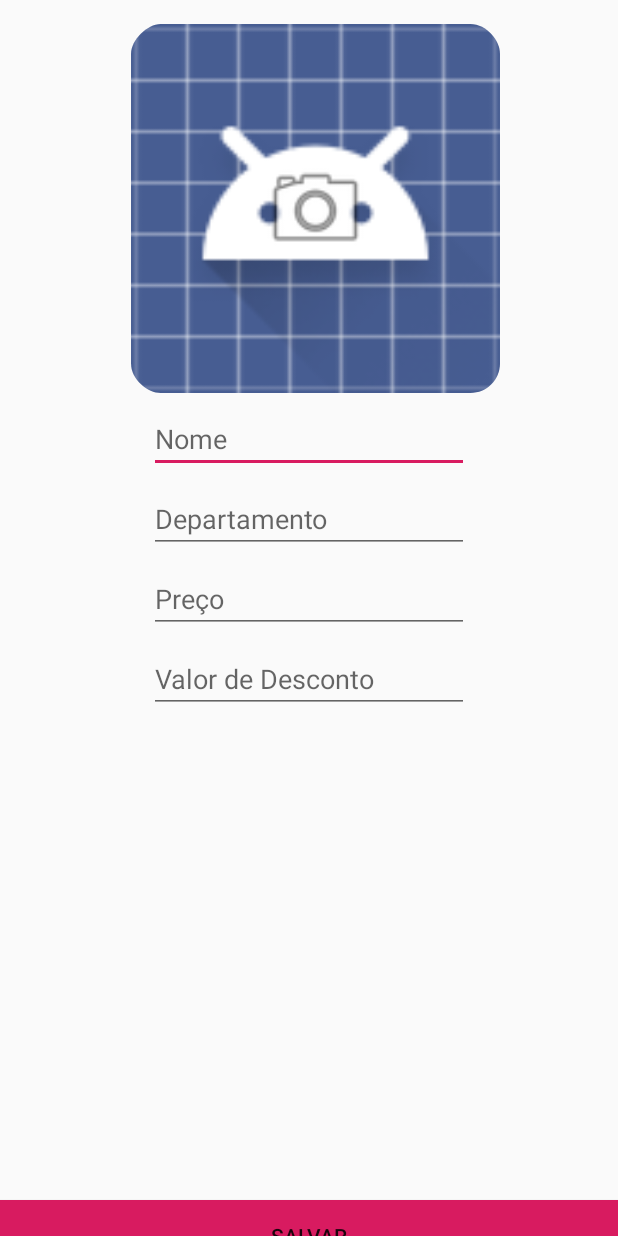
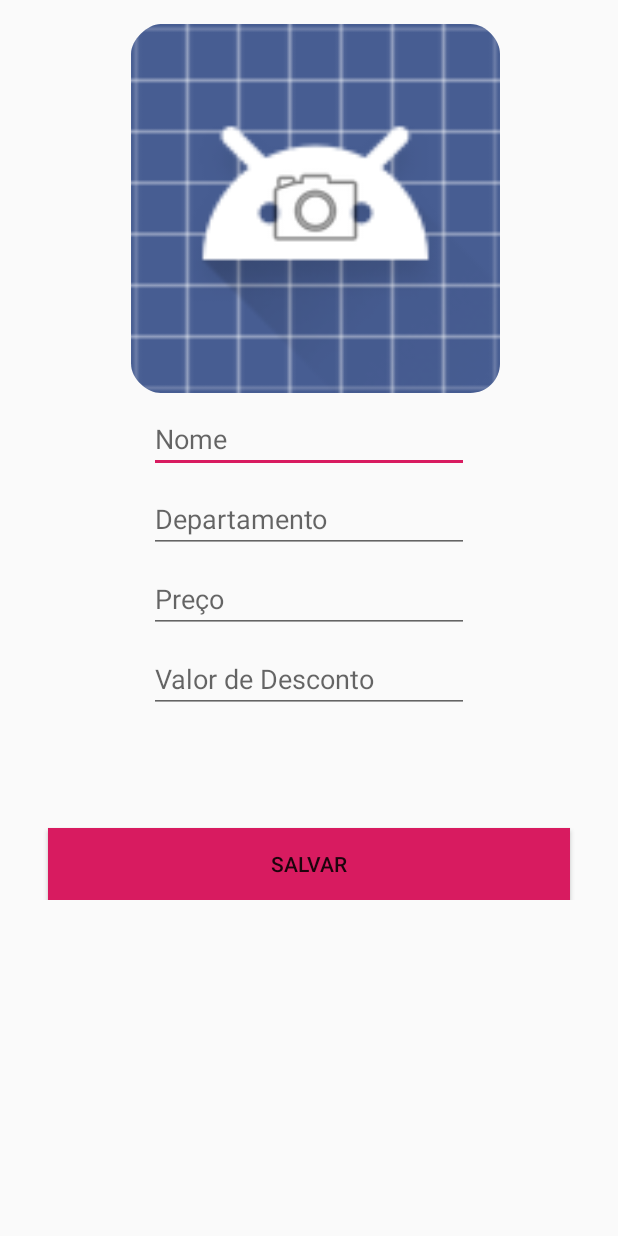
Before and after one commit to thiagorodcarv/XseedCRUD, an Android app: the layout activity_cadastro.xml on its own in the app's theme, with its tools: preview values and no code run, on a phone screen of 412 x 824 dp. Run offline under Robolectric (Android 15) with nearby library versions, the phone set to English and light mode, and no system bars.

Commit message:
Ajustes no layout de cadastro

```diff
--- a/app/src/main/res/layout/activity_cadastro.xml
+++ b/app/src/main/res/layout/activity_cadastro.xml
@@ -10,15 +10,34 @@
         android:id="@+id/scrollView"
         android:layout_width="match_parent"
         android:layout_height="match_parent"
-        app:layout_constraintBottom_toBottomOf="parent"
         app:layout_constraintEnd_toEndOf="parent"
         app:layout_constraintStart_toStartOf="parent"
         app:layout_constraintTop_toTopOf="parent"
         tools:context=".ScrollingActivity">
 
+        <FrameLayout
+            android:layout_width="match_parent"
+            android:layout_height="match_parent">
+
             <androidx.constraintlayout.widget.ConstraintLayout
                 android:layout_width="match_parent"
-            android:layout_height="match_parent">
+                android:layout_height="600dp">
+
+                <Button
+                    android:id="@+id/salvar"
+                    android:layout_width="0dp"
+                    android:layout_height="wrap_content"
+                    android:layout_marginStart="32dp"
+                    android:layout_marginLeft="32dp"
+                    android:layout_marginTop="32dp"
+                    android:layout_marginEnd="32dp"
+                    android:layout_marginRight="32dp"
+                    android:background="@color/colorAccent"
+                    android:onClick="salvar"
+                    android:text="salvar"
+                    app:layout_constraintBottom_toBottomOf="parent"
+                    app:layout_constraintEnd_toEndOf="parent"
+                    app:layout_constraintStart_toStartOf="parent" />
 
                 <ImageView
                     android:id="@+id/imgFundo"
@@ -98,20 +117,9 @@
 
             </androidx.constraintlayout.widget.ConstraintLayout>
 
+        </FrameLayout>
+
+
     </ScrollView>
 
-    <Button
-        android:id="@+id/salvar"
-        android:layout_width="0dp"
-        android:layout_height="wrap_content"
-        android:layout_marginTop="100dp"
-        android:background="@color/colorAccent"
-        android:onClick="salvar"
-        android:text="salvar"
-        app:layout_constraintBottom_toBottomOf="@+id/scrollView"
-        app:layout_constraintEnd_toEndOf="parent"
-        app:layout_constraintHorizontal_bias="0.0"
-        app:layout_constraintStart_toStartOf="parent"
-        app:layout_constraintTop_toBottomOf="@+id/scrollView" />
-
 </androidx.constraintlayout.widget.ConstraintLayout>
```
Also changed, not shown: app/src/main/java/com/example/lojacrud/CadastroActivity.java (+24 -6 lines). Lines whose indentation alone changed are shown as unchanged.
